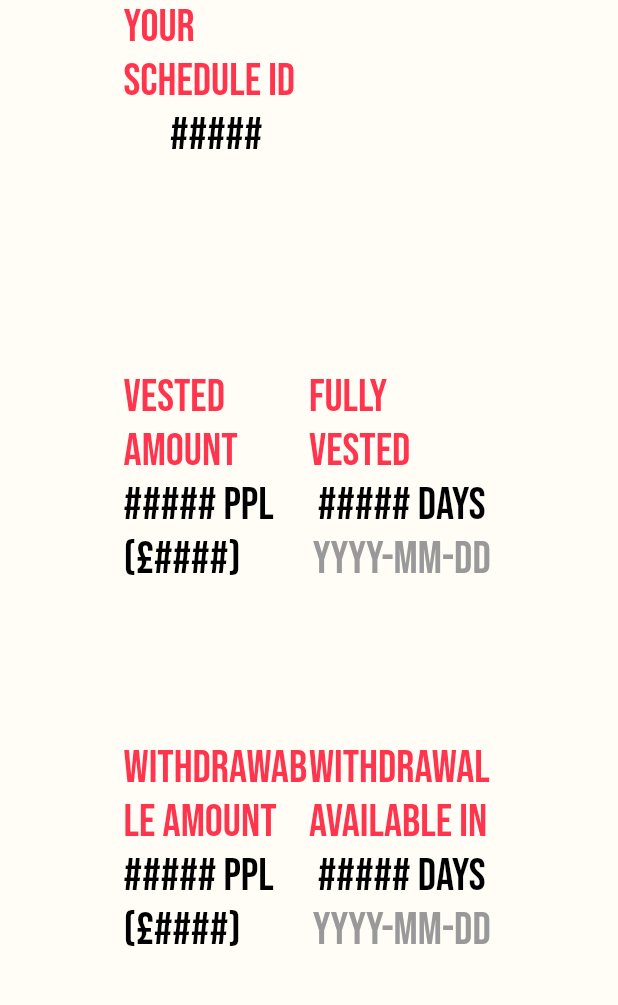
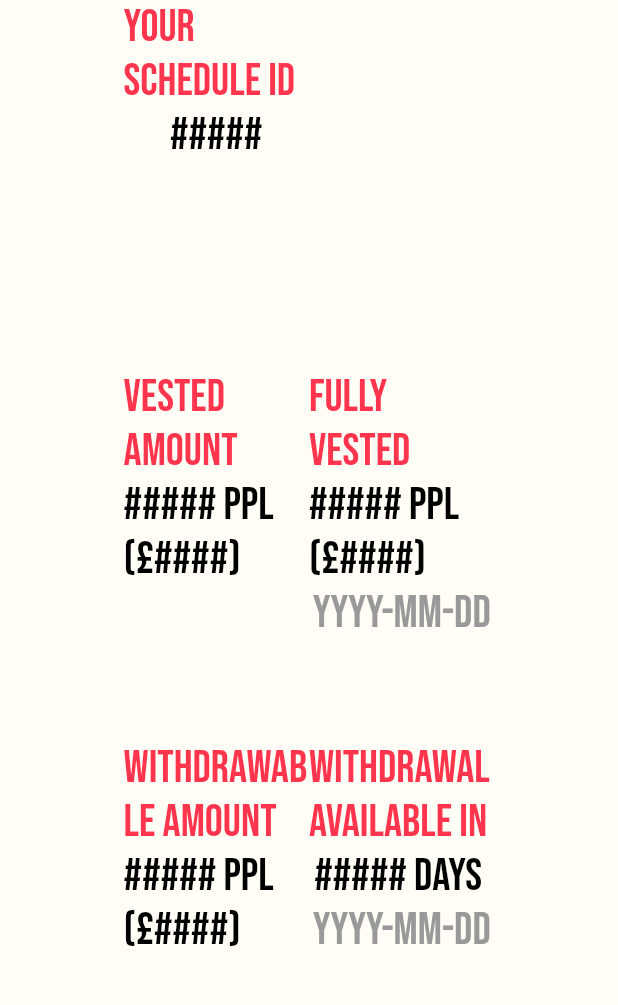
Before and after one commit to Obinna-e/Peepl-Dapp, a Flutter app: the LargeHomePage widget shown alone on an empty page, opened directly, on a phone screen of 412 x 824 dp, the part 225-1230 px from its top. Run offline on Flutter 3.47's test engine with Material 2 defaults, Android fonts, the phone set to English and light mode, and no system bars; our stand-ins replace decimal, get, google_fonts; missing offline and left inert: flutter_web3.

Commit message:
small and large screen fixed

```diff
--- a/lib/Widgets/large_home_page.dart
+++ b/lib/Widgets/large_home_page.dart
@@ -5,16 +5,12 @@ import 'package:nftapp/Widgets/header.dart';
 import 'package:nftapp/constants/style.dart';
 import 'package:nftapp/controllers/contract_controller.dart';
 import 'package:nftapp/controllers/home_controller.dart';
+import 'package:nftapp/helpers/dateTimeFormat.dart';
 import 'package:nftapp/helpers/responsiveness.dart';
 
-class LargeHomePage extends StatefulWidget {
-  const LargeHomePage({Key? key}) : super(key: key);
+class LargeHomePage extends StatelessWidget {
+  LargeHomePage({Key? key}) : super(key: key);
 
-  @override
-  State<LargeHomePage> createState() => _LargeHomePageState();
-}
-
-class _LargeHomePageState extends State<LargeHomePage> {
   late double itemHeight;
   late double itemWidth;
   HomeController homeController = Get.put(HomeController());
@@ -34,63 +30,89 @@ class _LargeHomePageState extends State<LargeHomePage> {
           padding: EdgeInsets.symmetric(horizontal: MediaQuery.of(context).size.width * 0.2),
           children: [
             Column(
-              children: const [
-                CustomText(text: 'Your Schedule Id'),
-                CustomText(
-                  text: "#####",
+              children: [
+                const CustomText(text: 'Your Schedule Id'),
+                Obx(
+                  () => CustomText(
+                    text: homeController.walletConnect.value
+                        ? contractController.currentScheduleID.value.toString()
+                        : '#####',
                     color: textColorBlack,
-                )
+                  ),
+                ),
               ],
             ),
             const SizedBox(
               height: 2,
             ),
             Column(
-              children: const [
-                CustomText(text: 'Vested Amount'),
-                CustomText(
-                  text: '##### PPL (£####)',
+              children: [
+                const CustomText(text: 'Vested Amount'),
+                Obx(
+                  () => CustomText(
+                    text: homeController.walletConnect.value
+                        ? '${contractController.vestedTotal.value.toString()} PPL (£####)'
+                        : "##### PPL (£####)",
                     color: textColorBlack,
                   ),
+                )
               ],
             ),
             Column(
-              children: const [
-                CustomText(text: 'Fully Vested'),
-                CustomText(
-                  text: '##### Days',
+              children: [
+                const CustomText(text: 'Fully Vested'),
+                Obx(
+                  () => CustomText(
+                    text: homeController.walletConnect.value
+                        ? '${contractController.endTimeDays.value.toString()} Days'
+                        : "##### PPL (£####)",
                     color: Colors.black,
                   ),
+                ),
                 Expanded(
-                  child: CustomText2(
-                    text: 'YYYY-MM-DD',
+                    child: Obx(
+                  () => CustomText2(
+                    text: homeController.walletConnect.value
+                        ? dateFormatter(contractController.scheduleEnd.value)
+                        : "YYYY-MM-DD",
                     color: textColorGrey,
                   ),
-                ),
+                )),
               ],
             ),
             Column(
-              children: const [
-                CustomText(text: 'Withdrawable Amount'),
-                CustomText(
-                  text: '##### PPL (£####)',
+              children: [
+                const CustomText(text: 'Withdrawable Amount'),
+                Obx(
+                  () => CustomText(
+                    text: homeController.walletConnect.value
+                        ? '${contractController.currentAmountReleasable.value.toString()} PPL (£####)'
+                        : "##### PPL (£####)",
                     color: textColorBlack,
                   ),
+                )
               ],
             ),
             Column(
-              children: const [
-                CustomText(text: 'Withdrawal Available in'),
-                CustomText(
-                  text: '##### Days',
+              children: [
+                const CustomText(text: 'Withdrawal Available in'),
+                Obx(
+                  () => CustomText(
+                    text: homeController.walletConnect.value
+                        ? '${contractController.cliffEndDays.value.toString()} Days'
+                        : "##### Days ",
                     color: textColorBlack,
                   ),
+                ),
                 Expanded(
-                  child: CustomText2(
-                    text: 'YYYY-MM-DD',
+                    child: Obx(
+                  () => CustomText2(
+                    text: homeController.walletConnect.value
+                        ? dateFormatter(contractController.cliff.value)
+                        : "YYYY-MM-DD",
                     color: textColorGrey,
                   ),
-                ),
+                )),
               ],
             ),
           ],
--- a/lib/controllers/contract_controller.dart
+++ b/lib/controllers/contract_controller.dart
@@ -116,6 +116,7 @@ class ContractController extends GetxController {
       cliffDateTime: dateFormatter(cliff.value),
       isRevoked: isRevoked.value,
     ));
+
     update();
   }
 
--- a/lib/pages/dashboard/dashboard_screen.dart
+++ b/lib/pages/dashboard/dashboard_screen.dart
@@ -23,7 +23,7 @@ class DashboardScreen extends StatelessWidget {
                     child: CustomText(text: 'Wrong Chain! Please connect to FUSE Network \nAnd Refresh'));
               }
               return SingleChildScrollView(
-                  child: ResponsiveWidget.isSmallScreen(context) ? SmallHomePage() : const LargeHomePage());
+                  child: ResponsiveWidget.isSmallScreen(context) ? SmallHomePage() : LargeHomePage());
             } else {
               return const Center(child: CustomText(text: 'Your browser is not Supported'));
             }
```
Also changed, not shown: lib/Widgets/small_home_page.dart (+4 -4 lines). Lines whose indentation alone changed are shown as unchanged.
